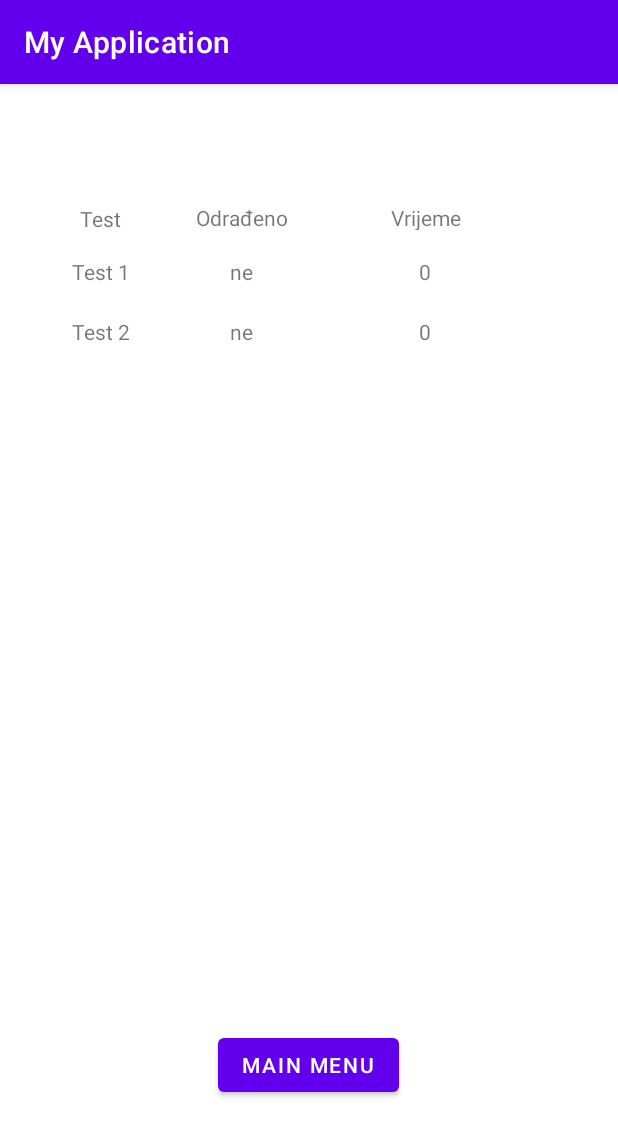
After one commit to Stjepan885/HCI, an Android app: the EndOfTest screen opened directly, with no data from a screen before it, on a phone screen of 412 x 824 dp. The commit adds this screen. Shown: the top 1136 px of the screen. Run offline under Robolectric (Android 15) with nearby library versions, the phone set to English and light mode, and no system bars.

Commit message:
Menu commit, almost done baza puni rj

```diff
--- /dev/null
+++ b/app/src/main/java/com/example/myapplication/EndOfTest.java
@@ -0,0 +1,29 @@
+package com.example.myapplication;
+
+import androidx.appcompat.app.AppCompatActivity;
+
+import android.content.Intent;
+import android.os.Bundle;
+import android.view.View;
+import android.widget.Button;
+
+public class EndOfTest extends AppCompatActivity {
+
+    private Button mainMenu;
+
+    @Override
+    protected void onCreate(Bundle savedInstanceState) {
+        super.onCreate(savedInstanceState);
+        setContentView(R.layout.activity_end_of_test);
+
+        mainMenu = findViewById(R.id.buttonBack);
+
+        mainMenu.setOnClickListener(new View.OnClickListener() {
+            @Override
+            public void onClick(View v) {
+                Intent intent = new Intent(EndOfTest.this, MainMenu.class);
+                startActivity(intent);
+            }
+        });
+    }
+}
--- a/app/src/main/java/com/example/myapplication/MainMenu.java
+++ b/app/src/main/java/com/example/myapplication/MainMenu.java
@@ -47,7 +47,7 @@ public class MainMenu extends AppCompatActivity {
             }
         });
 
-        start1_button.setOnClickListener(new View.OnClickListener() {
+        start2_button.setOnClickListener(new View.OnClickListener() {
             @Override
             public void onClick(View v) {
                 Intent intent = new Intent(MainMenu.this, GyroscopeTestSession.class);
--- /dev/null
+++ b/app/src/main/res/layout/activity_end_of_test.xml
@@ -0,0 +1,137 @@
+<?xml version="1.0" encoding="utf-8"?>
+<androidx.constraintlayout.widget.ConstraintLayout xmlns:android="http://schemas.android.com/apk/res/android"
+    xmlns:app="http://schemas.android.com/apk/res-auto"
+    xmlns:tools="http://schemas.android.com/tools"
+    android:layout_width="match_parent"
+    android:layout_height="match_parent"
+    tools:context=".EndOfTest">
+
+    <TextView
+        android:id="@+id/textView11"
+        android:layout_width="61dp"
+        android:layout_height="18dp"
+        android:text="0"
+        android:textAlignment="center"
+        app:layout_constraintBottom_toBottomOf="parent"
+        app:layout_constraintEnd_toEndOf="parent"
+        app:layout_constraintHorizontal_bias="0.72"
+        app:layout_constraintStart_toStartOf="parent"
+        app:layout_constraintTop_toTopOf="parent"
+        app:layout_constraintVertical_bias="0.207" />
+
+    <TextView
+        android:id="@+id/textView13"
+        android:layout_width="61dp"
+        android:layout_height="18dp"
+        android:text="0"
+        android:textAlignment="center"
+        app:layout_constraintBottom_toBottomOf="parent"
+        app:layout_constraintEnd_toEndOf="parent"
+        app:layout_constraintHorizontal_bias="0.72"
+        app:layout_constraintStart_toStartOf="parent"
+        app:layout_constraintTop_toTopOf="parent"
+        app:layout_constraintVertical_bias="0.154" />
+
+    <TextView
+        android:id="@+id/textView12"
+        android:layout_width="61dp"
+        android:layout_height="18dp"
+        android:text="Vrijeme"
+        android:textAlignment="center"
+        app:layout_constraintBottom_toBottomOf="parent"
+        app:layout_constraintEnd_toEndOf="parent"
+        app:layout_constraintHorizontal_bias="0.72"
+        app:layout_constraintStart_toStartOf="parent"
+        app:layout_constraintTop_toTopOf="parent"
+        app:layout_constraintVertical_bias="0.106" />
+
+    <TextView
+        android:id="@+id/textView7"
+        android:layout_width="61dp"
+        android:layout_height="18dp"
+        android:text="Test 1"
+        android:textAlignment="center"
+        app:layout_constraintBottom_toBottomOf="parent"
+        app:layout_constraintEnd_toEndOf="parent"
+        app:layout_constraintHorizontal_bias="0.102"
+        app:layout_constraintStart_toStartOf="parent"
+        app:layout_constraintTop_toTopOf="parent"
+        app:layout_constraintVertical_bias="0.154" />
+
+    <TextView
+        android:id="@+id/textView8"
+        android:layout_width="61dp"
+        android:layout_height="18dp"
+        android:text="ne"
+        android:textAlignment="center"
+        app:layout_constraintBottom_toBottomOf="parent"
+        app:layout_constraintEnd_toEndOf="parent"
+        app:layout_constraintHorizontal_bias="0.371"
+        app:layout_constraintStart_toStartOf="parent"
+        app:layout_constraintTop_toTopOf="parent"
+        app:layout_constraintVertical_bias="0.154" />
+
+    <TextView
+        android:id="@+id/textView9"
+        android:layout_width="61dp"
+        android:layout_height="18dp"
+        android:text="Test 2"
+        android:textAlignment="center"
+        app:layout_constraintBottom_toBottomOf="parent"
+        app:layout_constraintEnd_toEndOf="parent"
+        app:layout_constraintHorizontal_bias="0.102"
+        app:layout_constraintStart_toStartOf="parent"
+        app:layout_constraintTop_toTopOf="parent"
+        app:layout_constraintVertical_bias="0.207" />
+
+    <TextView
+        android:id="@+id/textView10"
+        android:layout_width="61dp"
+        android:layout_height="18dp"
+        android:text="ne"
+        android:textAlignment="center"
+        app:layout_constraintBottom_toBottomOf="parent"
+        app:layout_constraintEnd_toEndOf="parent"
+        app:layout_constraintHorizontal_bias="0.371"
+        app:layout_constraintStart_toStartOf="parent"
+        app:layout_constraintTop_toTopOf="parent"
+        app:layout_constraintVertical_bias="0.207" />
+
+    <TextView
+        android:id="@+id/textView6"
+        android:layout_width="61dp"
+        android:layout_height="18dp"
+        android:text="Odrađeno"
+        android:textAlignment="center"
+        app:layout_constraintBottom_toBottomOf="parent"
+        app:layout_constraintEnd_toEndOf="parent"
+        app:layout_constraintHorizontal_bias="0.371"
+        app:layout_constraintStart_toStartOf="parent"
+        app:layout_constraintTop_toTopOf="parent"
+        app:layout_constraintVertical_bias="0.106" />
+
+    <Button
+        android:id="@+id/buttonBack"
+        android:layout_width="wrap_content"
+        android:layout_height="wrap_content"
+        android:text="Main Menu"
+        app:layout_constraintBottom_toBottomOf="parent"
+        app:layout_constraintEnd_toEndOf="parent"
+        app:layout_constraintHorizontal_bias="0.498"
+        app:layout_constraintStart_toStartOf="parent"
+        app:layout_constraintTop_toTopOf="parent"
+        app:layout_constraintVertical_bias="0.875" />
+
+    <TextView
+        android:id="@+id/textView4"
+        android:layout_width="61dp"
+        android:layout_height="18dp"
+        android:text="Test"
+        android:textAlignment="center"
+        app:layout_constraintBottom_toBottomOf="parent"
+        app:layout_constraintEnd_toEndOf="parent"
+        app:layout_constraintHorizontal_bias="0.102"
+        app:layout_constraintStart_toStartOf="parent"
+        app:layout_constraintTop_toTopOf="parent"
+        app:layout_constraintVertical_bias="0.107" />
+</androidx.constraintlayout.widget.ConstraintLayout>
```
Also changed, not shown: app/src/main/AndroidManifest.xml (+21 -8 lines), app/src/main/java/com/example/myapplication/AccelerometerActivityTest.java (+47 -4 lines), app/src/main/java/com/example/myapplication/AccelerometerInstructions.java (+58 -0 lines), app/src/main/java/com/example/myapplication/GyroscopeAlg.java (deleted, +0 -95 lines), app/src/main/java/com/example/myapplication/GyroscopeTestSession.java (+36 -2 lines), app/src/main/java/com/example/myapplication/MainActivity.java (+7 -2 lines), app/src/main/java/com/example/myapplication/Users.java (+16 -1 lines), app/src/main/res/layout/activity_accelerometer_instructions.xml (+39 -1 lines), app/src/main/res/layout/activity_accelerometer_test.xml (+15 -0 lines), app/src/main/res/layout/activity_gyroscope_test_session.xml (+15 -0 lines), app/src/main/res/layout/popup_window.xml (added, +26 -0 lines), app/src/main/res/drawable/accelerometer.png (added).
